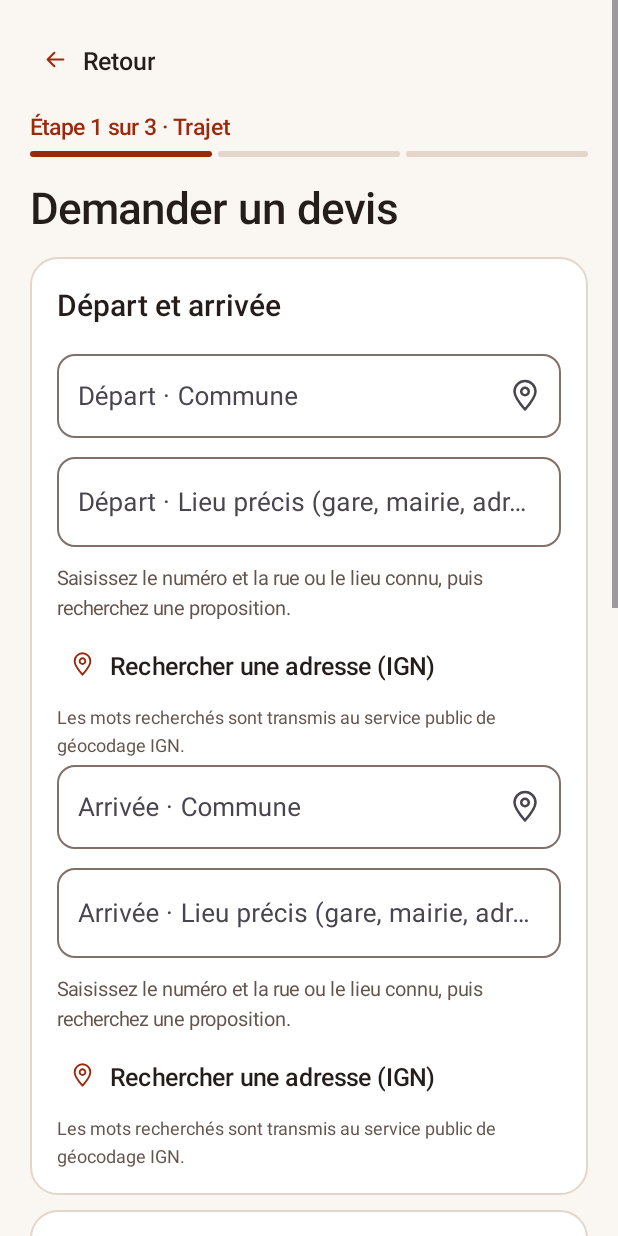
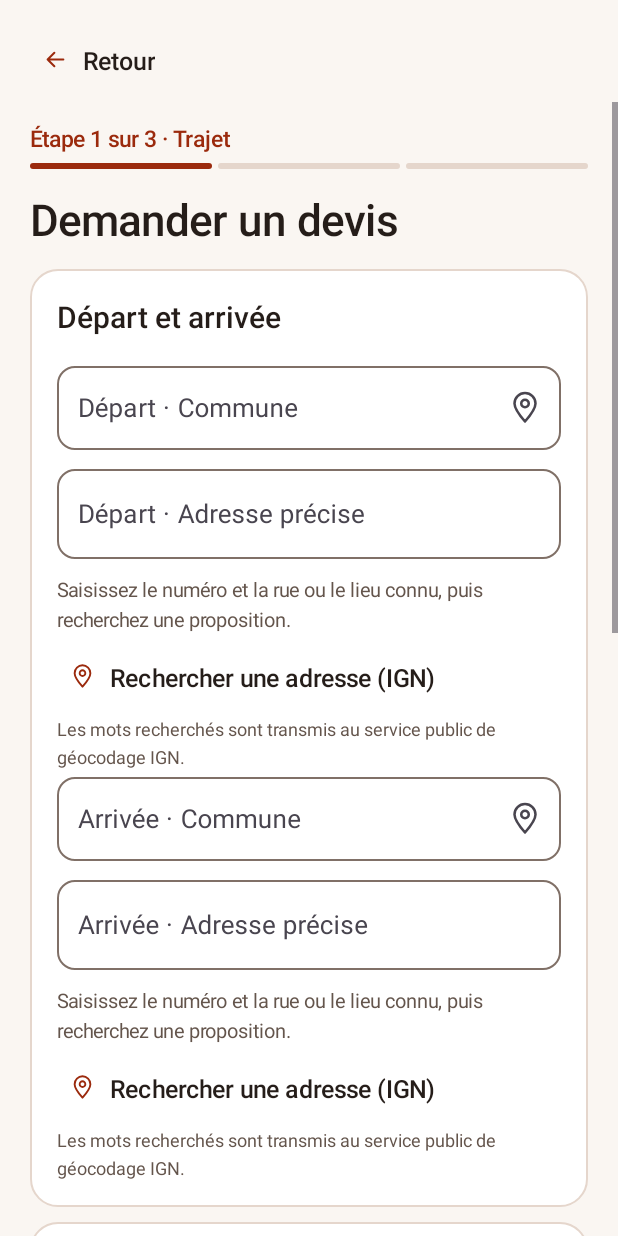
Before and after one commit to Navettephoenix/navette-phoenix, an Android app: the screen it shows after launch (MainActivity), after a tap on "Demander un devis", on a phone screen of 412 x 824 dp. Run offline under Robolectric (Android 15) with nearby library versions, the phone set to English and light mode, and no system bars; our stand-ins replace Firebase (no records; nobody signed in at launch, a user with empty details on screens opened directly); 2 statements that could not run were skipped.

Commit message:
Fixer la navigation au-dessus du défilement et raccourcir les libellés d'adresse

```diff
--- a/android/app/src/main/java/com/phoenix/navette28/MainActivity.kt
+++ b/android/app/src/main/java/com/phoenix/navette28/MainActivity.kt
@@ -154,9 +154,22 @@ class MainActivity : AppCompatActivity() {
         val width = if (resources.configuration.screenWidthDp >= 560) dp(560) else -1
         root.addView(column, FrameLayout.LayoutParams(width, -2, Gravity.TOP or Gravity.CENTER_HORIZONTAL))
         scroll.addView(root)
-        // Equivalent View de Modifier.statusBarsPadding() pour toutes les barres du haut.
         column.setPadding(dp(20), dp(14), dp(20), dp(24))
-        ViewCompat.setOnApplyWindowInsetsListener(scroll) { view, insets ->
+
+        // La navigation reste fixe au-dessus du contenu défilant, y compris sur Tarifs.
+        val page = LinearLayout(this).apply {
+            orientation = LinearLayout.VERTICAL
+            setBackgroundColor(Palette.paper)
+        }
+        if (next != Screen.HOME && next != Screen.RECEIPT) {
+            val header = column().apply {
+                setPadding(dp(20), dp(14), dp(20), dp(2))
+            }
+            header.backLink { back() }.isEnabled = !sending && !requestingNotifications
+            page.addView(header, LinearLayout.LayoutParams(-1, -2))
+        }
+        page.addView(scroll, LinearLayout.LayoutParams(-1, 0, 1f))
+        ViewCompat.setOnApplyWindowInsetsListener(page) { view, insets ->
             val status = insets.getInsets(WindowInsetsCompat.Type.statusBars() or WindowInsetsCompat.Type.displayCutout())
             val navigation = insets.getInsets(WindowInsetsCompat.Type.navigationBars())
             val keyboard = insets.getInsets(WindowInsetsCompat.Type.ime())
@@ -167,14 +180,9 @@ class MainActivity : AppCompatActivity() {
             insets
         }
         column.isFocusableInTouchMode = true
-        setContentView(scroll)
-        ViewCompat.requestApplyInsets(scroll)
+        setContentView(page)
+        ViewCompat.requestApplyInsets(page)
         column.requestFocus()
-
-        if (next != Screen.HOME && next != Screen.RECEIPT) {
-            column.backLink { back() }.isEnabled = !sending && !requestingNotifications
-            column.space(8)
-        }
         when (next) {
             Screen.HOME -> home()
             Screen.TRIP -> trip()
@@ -436,7 +444,7 @@ class MainActivity : AppCompatActivity() {
             dialog.show()
         }
         feedback.control(key, parent, selector)
-        val detail = bind(parent, "$label · Lieu précis (gare, mairie, adresse…)",
+        val detail = bind(parent, "$label · Adresse précise",
             detailKey, InputType.TYPE_CLASS_TEXT or InputType.TYPE_TEXT_VARIATION_POSTAL_ADDRESS, 150)
         detail.doAfterTextChanged { updateAddress() }
         val help = parent.label(
```
